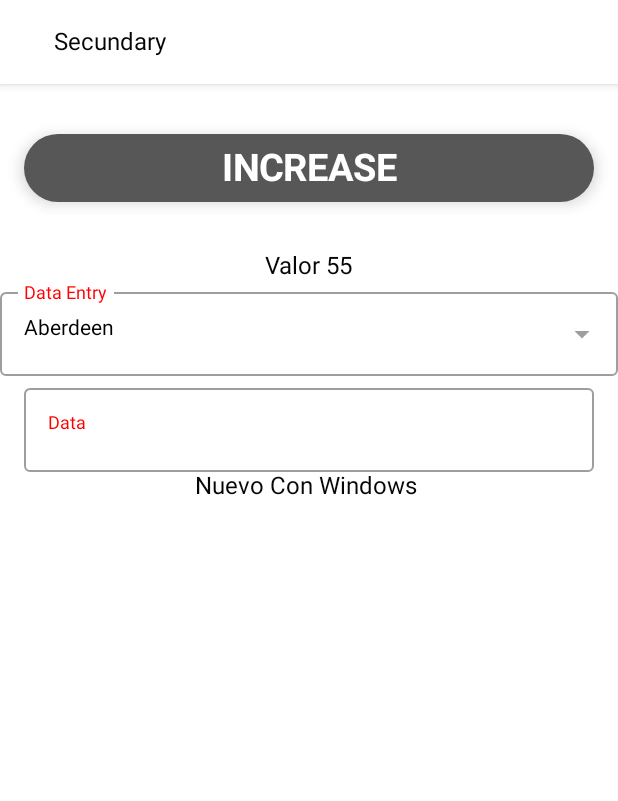
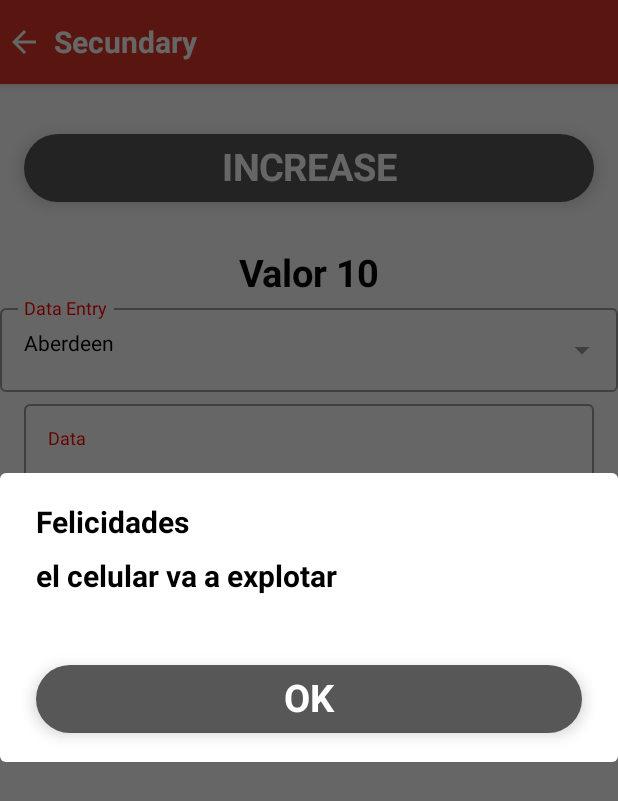
Before and after one commit to JavierCarreno1102/Platzi-Course, an Android app built with Jetpack Compose: the composable DetailScreen called with empty values, after a tap on "INCREASE", on a phone screen of 412 x 824 dp. Shown: the top 801 px of the screen. Run offline under Robolectric (Android 15) with nearby library versions, the phone set to English and light mode, and no system bars.

Commit message:
Fix the colors and fix teh counter

```diff
--- /dev/null
+++ b/app/src/main/java/com/sarah/testlessor/ui/components/Alert.kt
@@ -0,0 +1,60 @@
+package com.sarah.testlessor.ui.components
+
+import androidx.compose.foundation.layout.Box
+import androidx.compose.foundation.layout.padding
+import androidx.compose.material.AlertDialog
+import androidx.compose.material.Button
+import androidx.compose.material.MaterialTheme
+import androidx.compose.material.Text
+import androidx.compose.runtime.*
+import androidx.compose.ui.Modifier
+import androidx.compose.ui.graphics.Color
+import androidx.compose.ui.unit.dp
+
+
+@Composable
+fun Alert(title: String, message: String?, onClose: () -> Unit):Int{
+    var tempInt by remember{ mutableStateOf(10) }
+    if (message != null) {
+        AlertDialog(onDismissRequest = { onClose() },
+            title = {
+
+                Box(modifier = Modifier.padding(bottom = 16.dp)){
+                    Text(
+                        text = title,
+                        color = Color.Black,
+                        style = MaterialTheme.typography.h5
+                    )
+
+                }
+
+
+            },
+            text = {
+                Text(
+                    text = message,
+                    color = Color.Black,
+                    style = MaterialTheme.typography.h5
+                )
+            },
+            confirmButton = {
+
+//                Button(onClick = { onClose()}) {
+//                    Text(text = "OK", color = Color.Black,style = MaterialTheme.typography.h5)
+//                }
+                Box(modifier = Modifier.padding(all = 16.dp)){
+                    CustomButton(label = "OK") {
+                        onClose()
+                        tempInt++
+                    }
+                }
+
+            }
+
+        )
+    }
+
+    return tempInt
+
+
+}
--- a/app/src/main/java/com/sarah/testlessor/ui/components/ProducCard.kt
+++ b/app/src/main/java/com/sarah/testlessor/ui/components/ProducCard.kt
@@ -125,7 +125,7 @@ fun ProducCard(product: Product,country: Country,selected:SelectionAction) {
                                     .padding(end = 10.dp),
                                 textAlign = TextAlign.End,
                                 style = MaterialTheme.typography.h4,
-                                color = MaterialTheme.colors.onBackground
+                                color = Color.White
 
                             )
                         }
--- a/app/src/main/java/com/sarah/testlessor/ui/screens/DetailScreen.kt
+++ b/app/src/main/java/com/sarah/testlessor/ui/screens/DetailScreen.kt
@@ -11,6 +11,7 @@ import androidx.compose.material.icons.filled.ArrowBack
 import androidx.compose.runtime.*
 import androidx.compose.ui.Alignment
 import androidx.compose.ui.Modifier
+import androidx.compose.ui.graphics.Color
 import androidx.compose.ui.res.painterResource
 import androidx.compose.ui.tooling.preview.Preview
 import androidx.compose.ui.unit.dp
@@ -24,18 +25,22 @@ fun DetailScreen(navController: NavController, text: String?,flag:Int?) {
 
     var increase by remember{ mutableStateOf(0)}
     var fieldValue by remember{ mutableStateOf("")}
-
+    var message by remember{ mutableStateOf<String?>(null)}
     Scaffold(topBar = {
-        TopAppBar() {
+        TopAppBar(backgroundColor = MaterialTheme.colors.secondary) {
             Icon(
                 imageVector = Icons.Default.ArrowBack,
                 contentDescription = "Arrow Back",
-                modifier = Modifier.clickable { navController.popBackStack() }
+                modifier = Modifier.clickable { navController.popBackStack() },
+                tint = Color.White
             )
             Spacer(modifier = Modifier.width(8.dp))
-            Text("Secundary", color = MaterialTheme.colors.onBackground)
+            Text("Secundary", color = Color.White,style = MaterialTheme.typography.h5)
         }
-    }) {
+    }, content =  {
+        increase=Alert(title ="Felicidades" , message =message ) {
+            message=null
+        }
         Column(
             modifier = Modifier
                 .fillMaxSize()
@@ -57,7 +62,9 @@ fun DetailScreen(navController: NavController, text: String?,flag:Int?) {
             text?.let {
                 Text(
                     it.uppercase(),
-                    modifier = Modifier.padding(15.dp).padding(top = 16.dp),
+                    modifier = Modifier
+                        .padding(15.dp)
+                        .padding(top = 16.dp),
                     style = MaterialTheme.typography.h4,
                     color=MaterialTheme.colors.onBackground
                 )
@@ -66,7 +73,7 @@ fun DetailScreen(navController: NavController, text: String?,flag:Int?) {
                         painter = painterResource(id = it!!),
                         contentDescription = null,
                         modifier = Modifier
-                            .size(50.dp, 50.dp)
+                            .size(100.dp, 100.dp)
                             .padding(top = 16.dp)
                     )
                 }
@@ -75,16 +82,17 @@ fun DetailScreen(navController: NavController, text: String?,flag:Int?) {
             Spacer(modifier = Modifier.padding(16.dp))
             Box(modifier = Modifier
                 .fillMaxWidth()
-                .padding(start=16.dp,end=16.dp) ){
-                CustomButton("Increase".uppercase()) { increase=test(25,30)}
+                .padding(start = 16.dp, end = 16.dp) ){
+//                CustomButton("Increase".uppercase()) { increase=test(25,30)}
+                CustomButton("Increase".uppercase()) { message="el celular va a explotar"}
             }
 
             Spacer(modifier = Modifier.padding(16.dp))
-            Text("Valor $increase",color = MaterialTheme.colors.onBackground)
+            Text("Valor $increase",color = MaterialTheme.colors.onBackground, style = MaterialTheme.typography.h4)
             fieldValue=DropDown2(cities, "Data Entry")
             Box(modifier = Modifier
                 .fillMaxWidth()
-                .padding(start=16.dp,end=16.dp) ){
+                .padding(start = 16.dp, end = 16.dp) ){
                CustomTextField(value = fieldValue, placeHolder = "Data") {}
             }
             Text("Nuevo Con Windows $fieldValue", color = MaterialTheme.colors.onBackground)
@@ -94,14 +102,15 @@ fun DetailScreen(navController: NavController, text: String?,flag:Int?) {
 
 
         }
-    }
+    })
 
 
 }
-
+var externalIncrease=0
 fun test(test1:Int,test2:Int):Int{
 
-    return test1+test2
+    externalIncrease+=test1
+    return externalIncrease+test2
 }
 
 
--- a/app/src/main/java/com/sarah/testlessor/ui/screens/feddScreen.kt
+++ b/app/src/main/java/com/sarah/testlessor/ui/screens/feddScreen.kt
@@ -26,10 +26,11 @@ import com.sarah.testlessor.ui.theme.TestLessorTheme
 @Composable
 fun FeedScreen(navController: NavController) {
     Scaffold(topBar = {
-        TopAppBar() {
+        TopAppBar(backgroundColor = MaterialTheme.colors.secondary) {
             Spacer(modifier = Modifier.width(16.dp))
 
-            Text("Principal")
+            Text("Principal", color = Color.White, style = MaterialTheme.typography.h5)
+
 
         }
 
--- a/app/src/main/res/values/themes.xml
+++ b/app/src/main/res/values/themes.xml
@@ -2,6 +2,6 @@
 <resources>
 
     <style name="Theme.TestLessor" parent="android:Theme.Material.Light.NoActionBar">
-        <item name="android:statusBarColor">@color/purple_700</item>
+        <item name="android:statusBarColor">@color/purple_500</item>
     </style>
 </resources>
```
Also changed, not shown: app/src/main/java/com/sarah/testlessor/ui/scrips/Product.kt (+11 -0 lines), app/src/main/res/values/colors.xml (+7 -7 lines).
